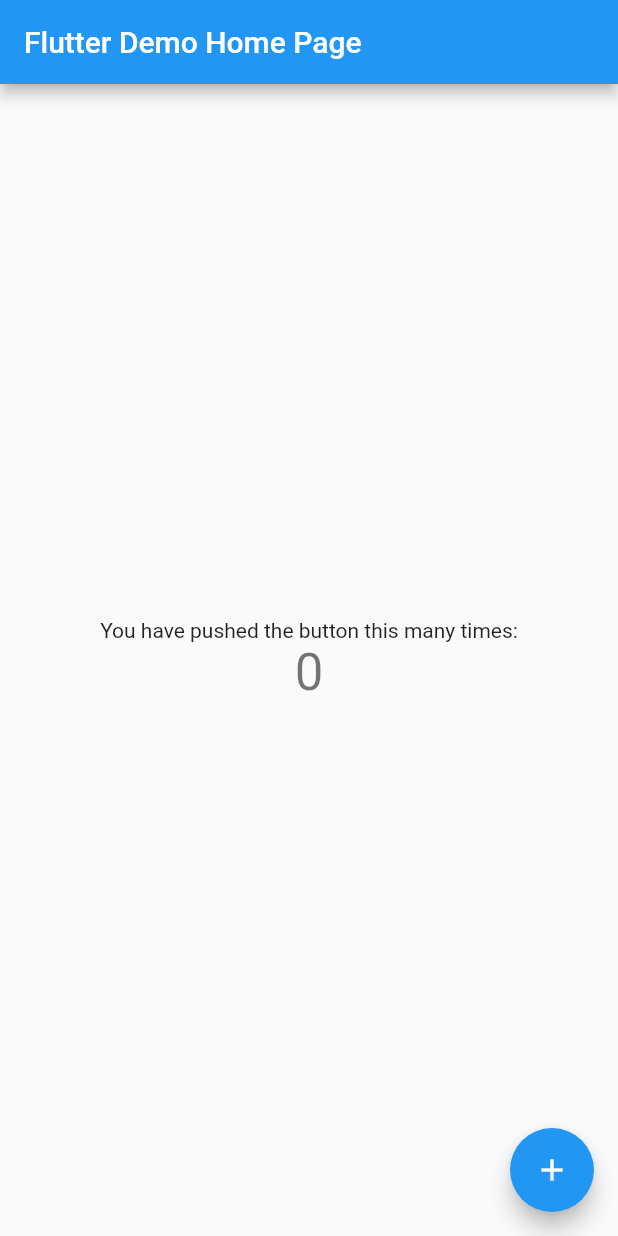
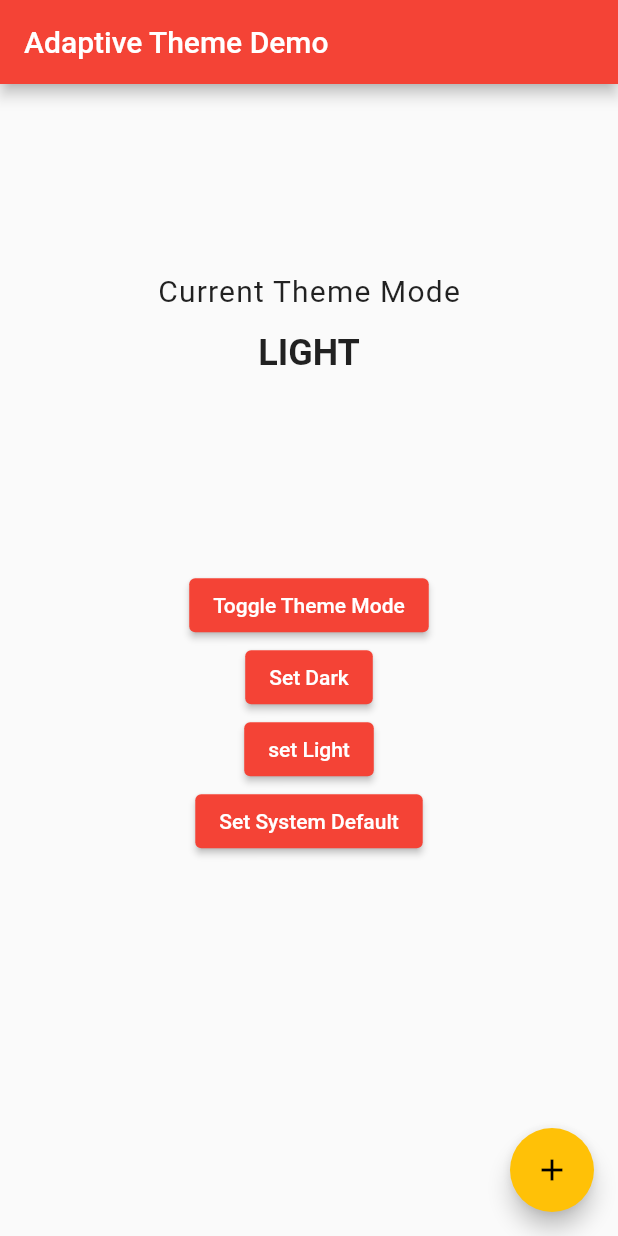
Before and after one commit to birdincee/-newCareyou, a Flutter app: the screen it shows after launch, on a phone screen of 412 x 824 dp. Run offline on Flutter 3.47's test engine with Material 2 defaults, Android fonts, the phone set to English and light mode, and no system bars; our stand-ins replace adaptive_theme.

Commit message:
//16/03/64 Update 0.1 Theme Data And Function

```diff
--- a/lib/main.dart
+++ b/lib/main.dart
@@ -1,113 +1,127 @@
+import 'package:adaptive_theme/adaptive_theme.dart';
 import 'package:flutter/material.dart';
+import 'package:flutter/widgets.dart';
+import 'package:newcareyou/screen/home_screen.dart';
 
-void main() {
-  runApp(MyApp());
+void main() async {
+  WidgetsFlutterBinding.ensureInitialized();
+  final savedThemeMode = await AdaptiveTheme.getThemeMode();
+  runApp(MyApp(savedThemeMode: savedThemeMode));
 }
 
 class MyApp extends StatelessWidget {
-  // This widget is the root of your application.
+  final AdaptiveThemeMode savedThemeMode;
+
+  const MyApp({Key key, this.savedThemeMode}) : super(key: key);
+
   @override
   Widget build(BuildContext context) {
-    return MaterialApp(
-      title: 'Flutter Demo',
-      theme: ThemeData(
-        // This is the theme of your application.
-        //
-        // Try running your application with "flutter run". You'll see the
-        // application has a blue toolbar. Then, without quitting the app, try
-        // changing the primarySwatch below to Colors.green and then invoke
-        // "hot reload" (press "r" in the console where you ran "flutter run",
-        // or simply save your changes to "hot reload" in a Flutter IDE).
-        // Notice that the counter didn't reset back to zero; the application
-        // is not restarted.
-        primarySwatch: Colors.blue,
+    return AdaptiveTheme(
+      light: ThemeData(
+        brightness: Brightness.light,
+        primarySwatch: Colors.red,
+        accentColor: Colors.amber,
+        switchTheme: SwitchThemeData(),
       ),
-      home: MyHomePage(title: 'Flutter Demo Home Page'),
+      dark: ThemeData(
+        brightness: Brightness.dark,
+        primarySwatch: Colors.red,
+        accentColor: Colors.amber,
+        switchTheme: SwitchThemeData(
+          // trackColor: MaterialStateProperty.resolveWith((states) => Colors.amber,),
+          // overlayColor: MaterialStateProperty.resolveWith((states) => Colors.amber,),
+          thumbColor: MaterialStateProperty.resolveWith(
+            (states) => Colors.amber,
+          ),
+        ),
+      ),
+      initial: savedThemeMode ?? AdaptiveThemeMode.light,
+      builder: (theme, darkTheme) => MaterialApp(
+        title: 'Adaptive Theme Demo',
+        theme: theme,
+        darkTheme: darkTheme,
+        home: MyHomePage(),
+      ),
     );
   }
 }
 
 class MyHomePage extends StatefulWidget {
-  MyHomePage({Key key, this.title}) : super(key: key);
-
-  // This widget is the home page of your application. It is stateful, meaning
-  // that it has a State object (defined below) that contains fields that affect
-  // how it looks.
-
-  // This class is the configuration for the state. It holds the values (in this
-  // case the title) provided by the parent (in this case the App widget) and
-  // used by the build method of the State. Fields in a Widget subclass are
-  // always marked "final".
-
-  final String title;
-
   @override
   _MyHomePageState createState() => _MyHomePageState();
 }
 
 class _MyHomePageState extends State<MyHomePage> {
-  int _counter = 0;
-
-  void _incrementCounter() {
-    setState(() {
-      // This call to setState tells the Flutter framework that something has
-      // changed in this State, which causes it to rerun the build method below
-      // so that the display can reflect the updated values. If we changed
-      // _counter without calling setState(), then the build method would not be
-      // called again, and so nothing would appear to happen.
-      _counter++;
-    });
-  }
-
   @override
   Widget build(BuildContext context) {
-    // This method is rerun every time setState is called, for instance as done
-    // by the _incrementCounter method above.
-    //
-    // The Flutter framework has been optimized to make rerunning build methods
-    // fast, so that you can just rebuild anything that needs updating rather
-    // than having to individually change instances of widgets.
-    return Scaffold(
+    return AnimatedTheme(
+      duration: Duration(milliseconds: 300),
+      data: Theme.of(context),
+      child: Scaffold(
         appBar: AppBar(
-        // Here we take the value from the MyHomePage object that was created by
-        // the App.build method, and use it to set our appbar title.
-        title: Text(widget.title),
+          title: Text('Adaptive Theme Demo'),
         ),
-      body: Center(
-        // Center is a layout widget. It takes a single child and positions it
-        // in the middle of the parent.
+        body: SizedBox.expand(
           child: Column(
-          // Column is also a layout widget. It takes a list of children and
-          // arranges them vertically. By default, it sizes itself to fit its
-          // children horizontally, and tries to be as tall as its parent.
-          //
-          // Invoke "debug painting" (press "p" in the console, choose the
-          // "Toggle Debug Paint" action from the Flutter Inspector in Android
-          // Studio, or the "Toggle Debug Paint" command in Visual Studio Code)
-          // to see the wireframe for each widget.
-          //
-          // Column has various properties to control how it sizes itself and
-          // how it positions its children. Here we use mainAxisAlignment to
-          // center the children vertically; the main axis here is the vertical
-          // axis because Columns are vertical (the cross axis would be
-          // horizontal).
+            crossAxisAlignment: CrossAxisAlignment.center,
             mainAxisAlignment: MainAxisAlignment.center,
-          children: <Widget>[
+            children: [
+              Spacer(),
               Text(
-              'You have pushed the button this many times:',
+                'Current Theme Mode',
+                style: TextStyle(
+                  fontSize: 20,
+                  letterSpacing: 0.8,
+                ),
               ),
               Text(
-              '$_counter',
-              style: Theme.of(context).textTheme.headline4,
+                AdaptiveTheme.of(context).mode.name.toUpperCase(),
+                style: TextStyle(
+                  fontSize: 24,
+                  height: 2.0,
+                  fontWeight: FontWeight.bold,
                 ),
+              ),
+              Spacer(),
+              ElevatedButton(
+                onPressed: () {
+                  AdaptiveTheme.of(context).toggleThemeMode();
+                },
+                child: Text('Toggle Theme Mode'),
+              ),
+              ElevatedButton(
+                onPressed: () {
+                  AdaptiveTheme.of(context).setDark();
+                },
+                child: Text('Set Dark'),
+              ),
+              ElevatedButton(
+                onPressed: () {
+                  AdaptiveTheme.of(context).setLight();
+                },
+                child: Text('set Light'),
+              ),
+              ElevatedButton(
+                onPressed: () {
+                  AdaptiveTheme.of(context).setSystem();
+                },
+                child: Text('Set System Default'),
+              ),
+              Spacer(flex: 2),
             ],
           ),
         ),
         floatingActionButton: FloatingActionButton(
-        onPressed: _incrementCounter,
-        tooltip: 'Increment',
+          onPressed: () {
+            Navigator.push(
+                context,
+                MaterialPageRoute(
+                  builder: (context) => HomeScreen(),
+                ));
+          },
           child: Icon(Icons.add),
-      ), // This trailing comma makes auto-formatting nicer for build methods.
+        ),
+      ),
     );
   }
 }
--- /dev/null
+++ b/lib/static_variable/static_bool.dart
@@ -0,0 +1,5 @@
+import 'package:flutter/material.dart';
+
+class StaticBool {
+  static bool bCheckTheme = false;
+}
--- a/pubspec.yaml
+++ b/pubspec.yaml
@@ -28,6 +28,9 @@
   # The following adds the Cupertino Icons font to your application.
   # Use with the CupertinoIcons class for iOS style icons.
   cupertino_icons: ^1.0.2
+  adaptive_theme: ^2.0.0
+  animations: ^2.0.0
+  animated_bottom_navigation_bar: ^0.3.1+1
 
 dev_dependencies:
   flutter_test:
```
Also changed, not shown: lib/component/endDrawer_menu.dart (added, +69 -0 lines), lib/function/funtion_default.dart (added, +16 -0 lines), lib/screen/home_screen.dart (added, +24 -0 lines), pubspec.lock, 1 other file. Lines whose indentation alone changed are shown as unchanged.
